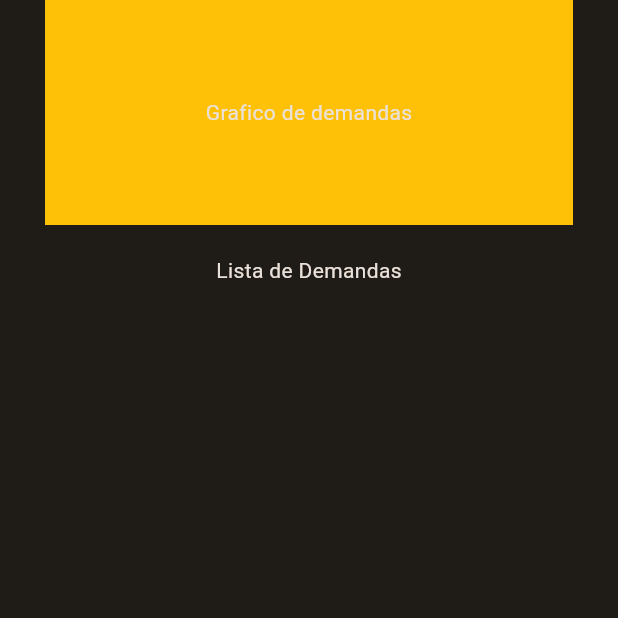
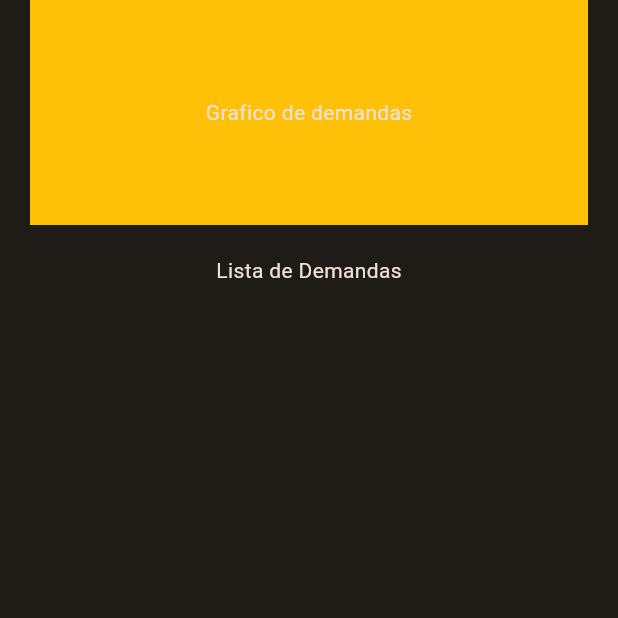
Before and after one commit to KallewMachado/control-data-front, a Flutter app: the InitialPage screen opened directly, on a phone screen of 412 x 824 dp, the top half of it. Run offline on Flutter 3.47's test engine with Material 2 defaults, Android fonts, the phone set to English and light mode, and no system bars; our stand-ins replace brasil_fields, connectivity_plus, flutter_dotenv, flutter_mobx, flutter_modular, hive_flutter and 3 more; accounts and stored records are empty; generated files the repository leaves out were written again.

Commit message:
feat: fix padding

```diff
--- a/lib/app/modules/initial/views/initial_page.dart
+++ b/lib/app/modules/initial/views/initial_page.dart
@@ -15,7 +15,7 @@ class _InitialPageState extends State<InitialPage> {
   Widget build(BuildContext context) {
     return Scaffold(
       body: Padding(
-        padding: const EdgeInsets.fromLTRB(30, 0, 30, 0),
+        padding: const EdgeInsets.fromLTRB(20, 0, 20, 0),
         child: Column(
           children: [
             const ChartDemandsWidget(),
```
